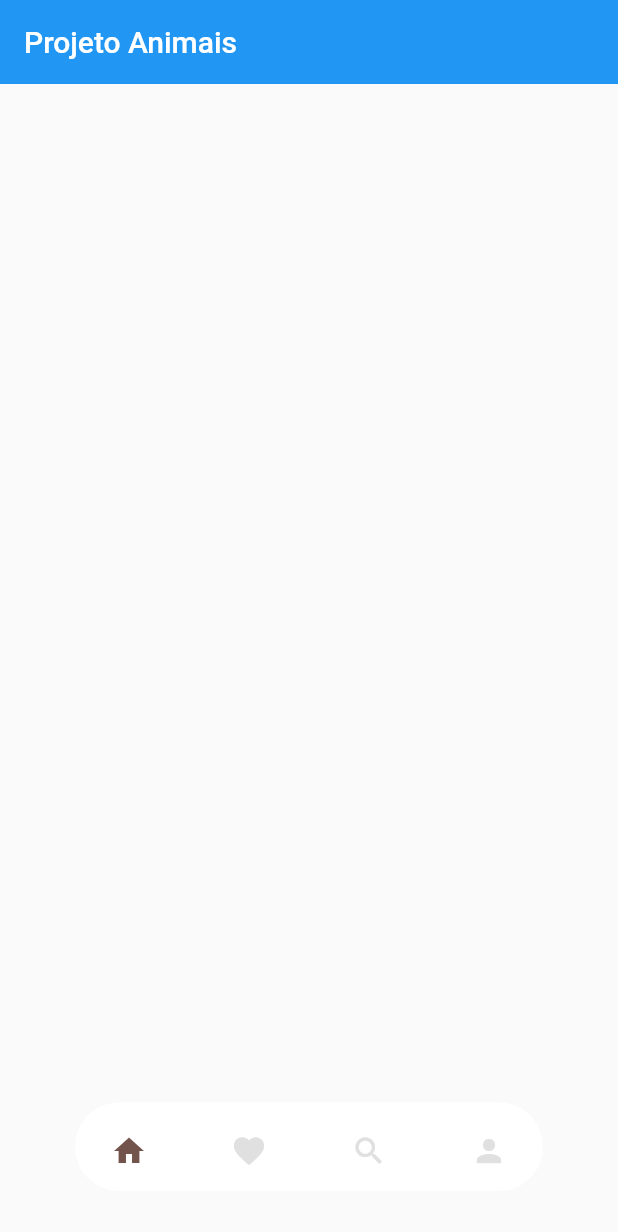
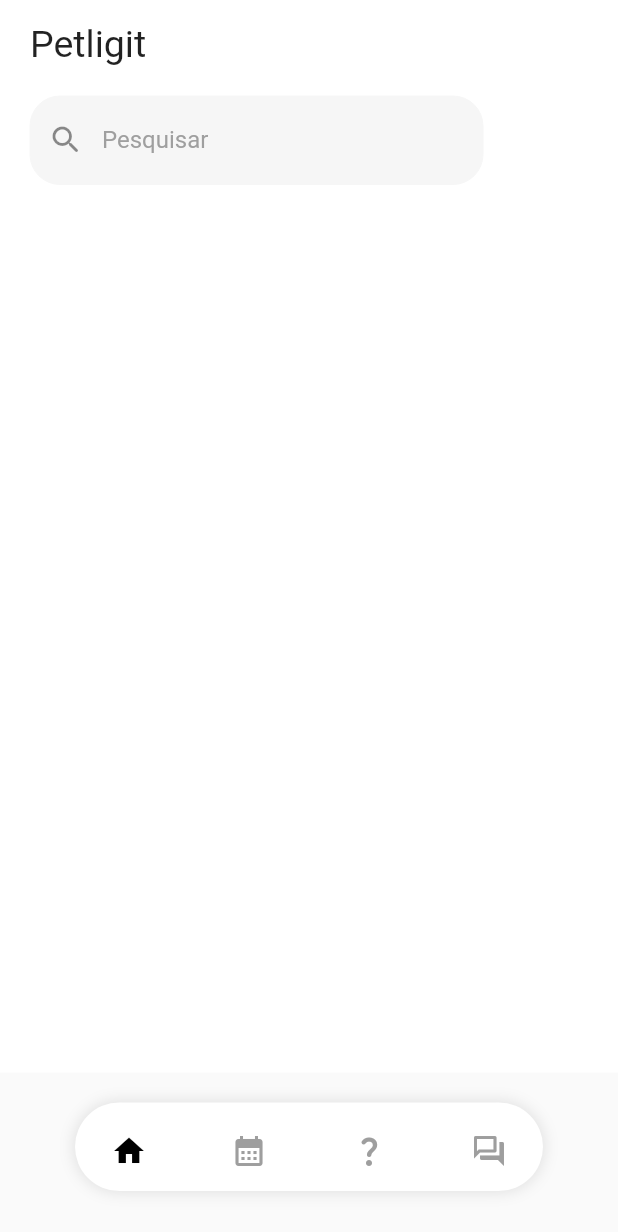
Before and after one commit to Dr4gonMarine/facilitador_adocao_animais, a Flutter app: the screen it shows after launch, on a phone screen of 412 x 824 dp. Shown: the top 1232 px of the screen. Run offline on Flutter 3.47's test engine with Material 2 defaults, Android fonts, the phone set to English and light mode, and no system bars; drawn by our look-alikes of dot_navigation_bar.

Commit message:
Criação inicial da tela de home, pesquisar, título

```diff
--- a/lib/2-app/modules/home/pages/home_page.dart
+++ b/lib/2-app/modules/home/pages/home_page.dart
@@ -20,44 +20,99 @@ class _HomePageState extends State<HomePage> {
   @override
   Widget build(BuildContext context) {
     return Scaffold(
-      appBar: AppBar(
-        title: const Text("Projeto Animais"),
-        shadowColor: Colors.transparent,
+      extendBody: true,
+      body: SafeArea(
+        child: Container(
+          padding: const EdgeInsets.symmetric(vertical: 15, horizontal: 20),
+          color: Colors.white,
+          child: Column(
+            children: [
+              Row(
+                mainAxisAlignment: MainAxisAlignment.spaceBetween,
+                children: [
+                  const Text(
+                    "Petligit",
+                    style: TextStyle(
+                      fontSize: 25,
+                    ),
+                  ),
+                  Expanded(
+                    child: Container(
+                      color: Colors.red,
+                    ),
+                  )
+                ],
+              ),
+              const SizedBox(height: 20),
+              Row(
+                children: [
+                  const Expanded(
+                    child: TextField(
+                      decoration: InputDecoration(
+                        prefixIcon: Icon(Icons.search_rounded),
+                        labelText: 'Pesquisar',
+                        labelStyle: TextStyle(
+                          color: Color(0xff9F9F9F),
+                        ),
+                        enabledBorder: OutlineInputBorder(
+                          borderSide: BorderSide(color: Color(0xffF6F6F6), width: 0.0),
+                          borderRadius: BorderRadius.all(Radius.circular(20)),
+                        ),
+                        filled: true,
+                        fillColor: Color(0xffF6F6F6),
+                      ),
+                    ),
+                  ),
+                  Container(
+                    decoration: const BoxDecoration(
+                      color: Colors.red,
+                    ),
+                    width: 70,
+                  )
+                ],
+              )
+            ],
+          ),
+        ),
       ),
-      extendBody: true,
-      body: Container(),
       bottomNavigationBar: Padding(
         padding: const EdgeInsets.only(bottom: 10),
         child: DotNavigationBar(
+          enablePaddingAnimation: false,
           margin: const EdgeInsets.only(left: 10, right: 10),
           currentIndex: _SelectedTab.values.indexOf(_selectedTab),
           dotIndicatorColor: Colors.white,
-          unselectedItemColor: Colors.grey[300],
+          selectedItemColor: Colors.black,
+          backgroundColor: Colors.white,
+          unselectedItemColor: Colors.grey,
+          boxShadow: [
+            BoxShadow(
+              color: Colors.black.withOpacity(0.1),
+              blurRadius: 8,
+              spreadRadius: 1,
+            ),
+          ],
           // enableFloatingNavBar: false,
           onTap: _handleIndexChanged,
           items: [
             /// Home
             DotNavigationBarItem(
               icon: const Icon(Icons.home),
-              selectedColor: const Color(0xff73544C),
             ),
 
             /// Likes
             DotNavigationBarItem(
-              icon: const Icon(Icons.favorite),
-              selectedColor: const Color(0xff73544C),
+              icon: const Icon(Icons.calendar_month),
             ),
 
             /// Search
             DotNavigationBarItem(
-              icon: const Icon(Icons.search),
-              selectedColor: const Color(0xff73544C),
+              icon: const Icon(Icons.question_mark_rounded),
             ),
 
             /// Profile
             DotNavigationBarItem(
-              icon: const Icon(Icons.person),
-              selectedColor: const Color(0xff73544C),
+              icon: const Icon(Icons.question_answer_outlined),
             ),
           ],
         ),
```
